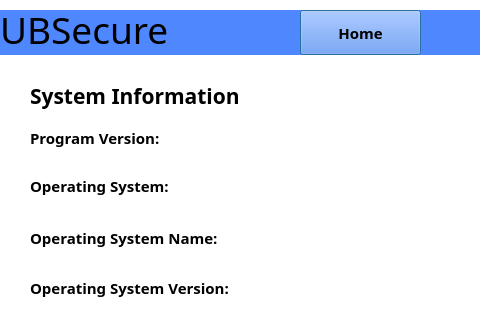
Qt form homescreen.ui (aadityakm113/UBSecure) before a commit; both pictures show x 0 to 480 and y 0 to 320 of the 1242 by 529 pixel window.
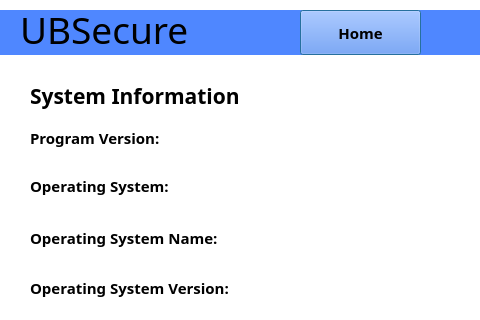
The same form after that commit. Icons and pictures are not drawn.

What changed in the file:
```diff
--- a/homescreen.ui
+++ b/homescreen.ui
@@ -122,7 +122,7 @@
   <widget class="QLabel" name="titlelabel">
    <property name="geometry">
     <rect>
-     <x>0</x>
+     <x>20</x>
      <y>10</y>
      <width>181</width>
      <height>39</height>
```
